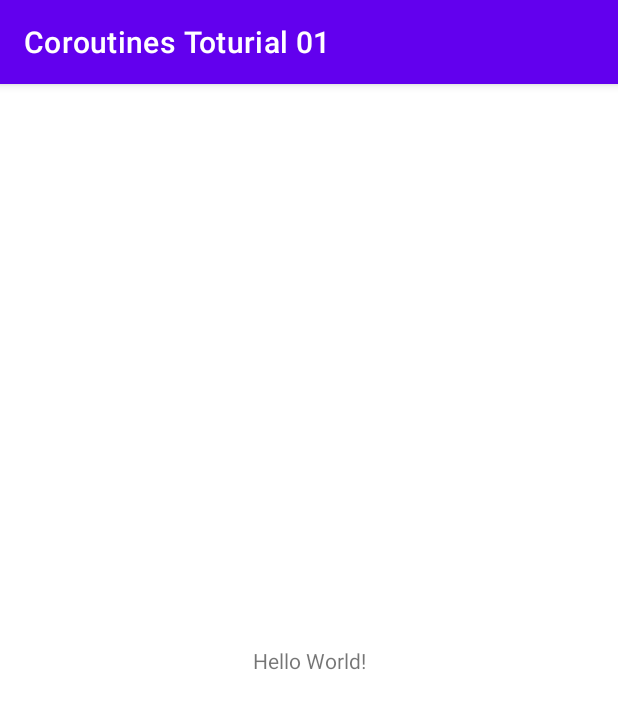
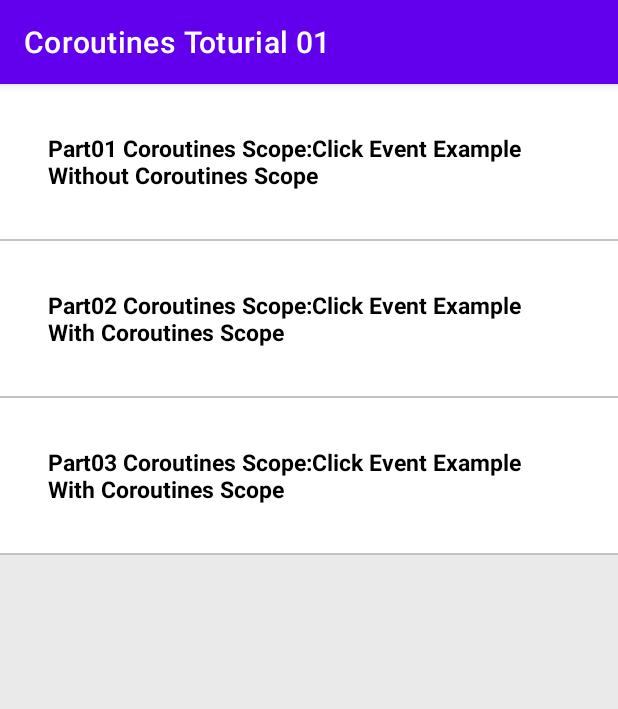
Before and after one commit to razaghimahdi/Coroutines-Kotlin-01, an Android app: the screen it shows after launch (MainActivity), on a phone screen of 412 x 824 dp. Shown: the top 709 px of the screen. Run offline under Robolectric (Android 15) with nearby library versions, the phone set to English and light mode, and no system bars.

```diff
--- a/app/build.gradle
+++ b/app/build.gradle
@@ -41,7 +41,8 @@ dependencies {
     implementation 'com.google.android.material:material:1.2.1'
     implementation 'androidx.constraintlayout:constraintlayout:2.0.4'
 
-
+    implementation 'org.jetbrains.kotlinx:kotlinx-coroutines-core:1.4.2'
+    implementation 'org.jetbrains.kotlinx:kotlinx-coroutines-android:1.4.2'
 
 
 }
--- a/app/src/main/AndroidManifest.xml
+++ b/app/src/main/AndroidManifest.xml
@@ -9,7 +9,9 @@
         android:roundIcon="@mipmap/ic_launcher_round"
         android:supportsRtl="true"
         android:theme="@style/Theme.CoroutinesToturial01">
-        <activity android:name=".MainActivity">
+        <activity android:name=".view.Part02Activity"></activity>
+        <activity android:name=".view.Part01Activity" />
+        <activity android:name=".view.MainActivity">
             <intent-filter>
                 <action android:name="android.intent.action.MAIN" />
 
--- /dev/null
+++ b/app/src/main/java/com/example/coroutinestoturial01/adapter/MainAdapter.kt
@@ -0,0 +1,45 @@
+package com.example.coroutinestoturial01.adapter
+
+import android.content.Context
+import android.content.Intent
+import android.view.LayoutInflater
+import android.view.View
+import android.view.ViewGroup
+import android.widget.TextView
+import androidx.recyclerview.widget.RecyclerView
+import com.example.coroutinestoturial01.R
+import com.example.coroutinestoturial01.dataModel.InfoMain
+import com.example.coroutinestoturial01.view.Part01Activity
+import com.example.coroutinestoturial01.view.Part02Activity
+
+class MainAdapter(
+    private val context: Context,
+    private val data: List<InfoMain>
+) :
+    RecyclerView.Adapter<MainAdapter.MainViewHolder>() {
+    override fun onCreateViewHolder(parent: ViewGroup, viewType: Int): MainViewHolder {
+        return MainViewHolder(
+            LayoutInflater.from(parent.context).inflate(R.layout.custom_row, parent, false)
+        )
+    }
+
+    override fun onBindViewHolder(holder: MainViewHolder, position: Int) {
+        holder.title.text = data[position].title
+
+        holder.itemView.setOnClickListener {
+            when(position){
+                0->context.startActivity(Intent(context,Part01Activity::class.java))
+                1->context.startActivity(Intent(context, Part02Activity::class.java))
+            }
+        }
+
+    }
+
+    override fun getItemCount(): Int = data.count()
+
+
+    inner class MainViewHolder(itemView: View) : RecyclerView.ViewHolder(itemView) {
+        val title = itemView.findViewById<TextView>(R.id.list_nav_title)
+    }
+
+}
--- /dev/null
+++ b/app/src/main/java/com/example/coroutinestoturial01/dataModel/InfoMain.kt
@@ -0,0 +1,3 @@
+package com.example.coroutinestoturial01.dataModel
+
+data class InfoMain (val title:String)
--- /dev/null
+++ b/app/src/main/java/com/example/coroutinestoturial01/view/MainActivity.kt
@@ -0,0 +1,34 @@
+package com.example.coroutinestoturial01.view
+
+import androidx.appcompat.app.AppCompatActivity
+import android.os.Bundle
+import androidx.recyclerview.widget.LinearLayoutManager
+import com.example.coroutinestoturial01.R
+import com.example.coroutinestoturial01.adapter.MainAdapter
+import com.example.coroutinestoturial01.dataModel.InfoMain
+import kotlinx.android.synthetic.main.activity_main.*
+
+class MainActivity : AppCompatActivity() {
+
+
+    override fun onCreate(savedInstanceState: Bundle?) {
+        super.onCreate(savedInstanceState)
+        setContentView(R.layout.activity_main)
+
+        val adapter = MainAdapter(this, getData())
+        recyclerView.adapter = adapter
+        recyclerView.layoutManager = LinearLayoutManager(this)
+
+    }
+
+    private fun getData(): List<InfoMain> {
+        val data = listOf<InfoMain>(
+            InfoMain("Part01 Coroutines Scope:Click Event Example Without Coroutines Scope"),
+            InfoMain("Part02 Coroutines Scope:Click Event Example With Coroutines Scope"),
+            InfoMain("Part03 Coroutines Scope:Click Event Example With Coroutines Scope"),
+        )
+
+        return data
+    }
+
+}
--- a/app/src/main/res/layout/activity_main.xml
+++ b/app/src/main/res/layout/activity_main.xml
@@ -1,18 +1,19 @@
 <?xml version="1.0" encoding="utf-8"?>
-<androidx.constraintlayout.widget.ConstraintLayout xmlns:android="http://schemas.android.com/apk/res/android"
-    xmlns:app="http://schemas.android.com/apk/res-auto"
+<RelativeLayout xmlns:android="http://schemas.android.com/apk/res/android"
     xmlns:tools="http://schemas.android.com/tools"
     android:layout_width="match_parent"
     android:layout_height="match_parent"
-    tools:context=".MainActivity">
+    android:layout_gravity="center_vertical"
+    android:orientation="vertical"
+    tools:context=".view.MainActivity">
 
-    <TextView
-        android:layout_width="wrap_content"
-        android:layout_height="wrap_content"
-        android:text="Hello World!"
-        app:layout_constraintBottom_toBottomOf="parent"
-        app:layout_constraintLeft_toLeftOf="parent"
-        app:layout_constraintRight_toRightOf="parent"
-        app:layout_constraintTop_toTopOf="parent" />
 
-</androidx.constraintlayout.widget.ConstraintLayout>
+    <androidx.recyclerview.widget.RecyclerView
+        android:layout_width="match_parent"
+        android:layout_height="match_parent"
+        android:background="#EAEAEA"
+        android:id="@+id/recyclerView"/>
+
+
+
+</RelativeLayout>
--- /dev/null
+++ b/app/src/main/res/layout/custom_row.xml
@@ -0,0 +1,34 @@
+<?xml version="1.0" encoding="utf-8"?>
+<LinearLayout xmlns:android="http://schemas.android.com/apk/res/android"
+    xmlns:app="http://schemas.android.com/apk/res-auto"
+    android:orientation="vertical"
+    android:layout_width="match_parent"
+    android:layout_height="wrap_content"
+    android:focusable="true"
+    android:clickable="true"
+    android:foreground="?attr/selectableItemBackground"
+    android:gravity="right"
+    android:id="@+id/linear_main_row"
+    android:background="#fff">
+
+
+
+
+    <TextView
+        android:padding="32dp"
+        android:layout_width="match_parent"
+        android:layout_height="wrap_content"
+        android:id="@+id/list_nav_title"
+        android:text="Blank"
+        android:textStyle="bold"
+        android:textSize="15sp"
+        android:textColor="#000"/>
+
+<View
+    android:layout_width="match_parent"
+    android:layout_height="1dp"
+    android:background="#C3C3C3"/>
+
+
+
+</LinearLayout>
```
Also changed, not shown: app/src/main/java/com/example/coroutinestoturial01/MainActivity.kt (deleted, +0 -11 lines), app/src/main/java/com/example/coroutinestoturial01/view/Part01Activity.kt (added, +36 -0 lines), app/src/main/java/com/example/coroutinestoturial01/view/Part02Activity.kt (added, +44 -0 lines), app/src/main/res/layout/activity_part01.xml (added, +49 -0 lines), app/src/main/res/layout/activity_part02.xml (added, +49 -0 lines), 1 other file.
